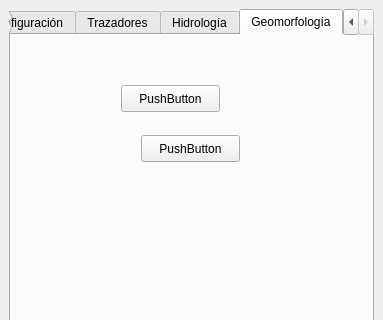
First picture: the form in qgisplugin/HydroSEDPlugin_dockwidget_base.ui, repository nicolas998/WMF, before the edit; both pictures show x 0 to 383 and y 0 to 320 of the 383 by 869 pixel window.
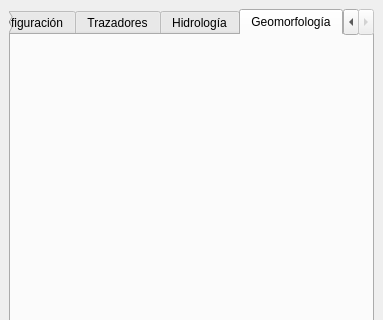
Second picture: the form after the edit. The open tabs and pages were chosen to show the change.

Commit message: Cambios PluginQGIS:

The edit to the form file:
```diff
--- a/qgisplugin/HydroSEDPlugin_dockwidget_base.ui
+++ b/qgisplugin/HydroSEDPlugin_dockwidget_base.ui
@@ -580,32 +580,6 @@
        <attribute name="title">
         <string>Geomorfología</string>
        </attribute>
-       <widget class="QPushButton" name="pushButton_2">
-        <property name="geometry">
-         <rect>
-          <x>110</x>
-          <y>50</y>
-          <width>99</width>
-          <height>27</height>
-         </rect>
-        </property>
-        <property name="text">
-         <string>PushButton</string>
-        </property>
-       </widget>
-       <widget class="QPushButton" name="pushButton_3">
-        <property name="geometry">
-         <rect>
-          <x>130</x>
-          <y>100</y>
-          <width>99</width>
-          <height>27</height>
-         </rect>
-        </property>
-        <property name="text">
-         <string>PushButton</string>
-        </property>
-       </widget>
       </widget>
      </widget>
     </item>
```
Left out of the diff: 15 changed lines with no effect on the pictures. The commit also changes 2 other files.
